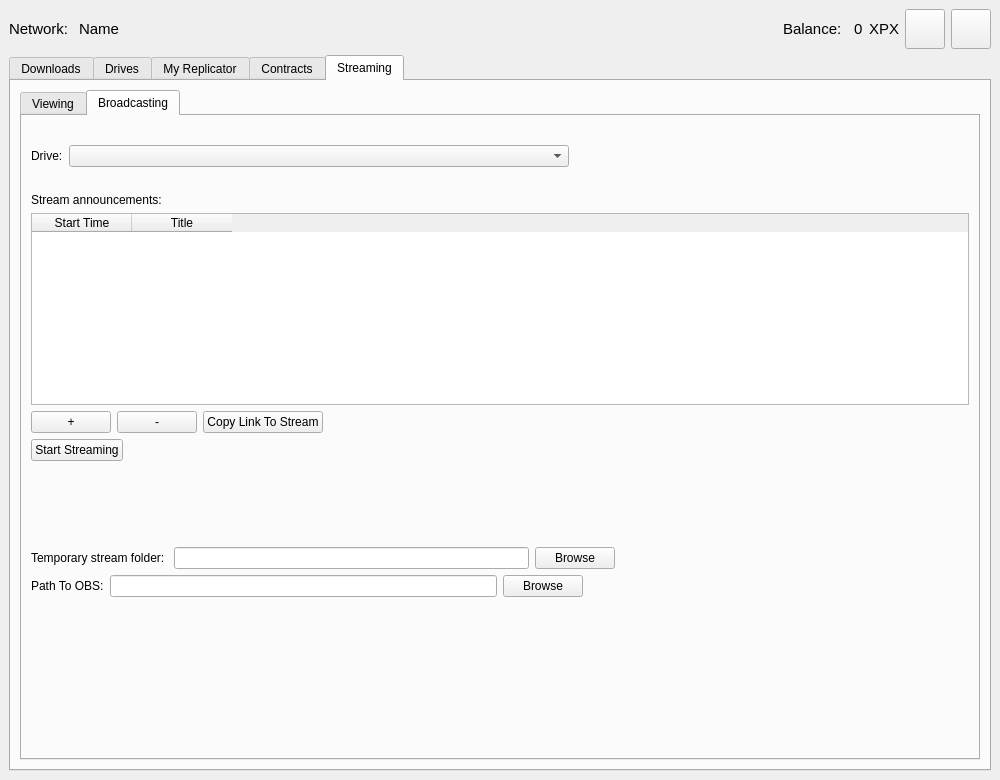
Above: UserApp/mainwin.ui from proximax-storage/cpp-xpx-storage-user-app before the change. Below: the same form after it.
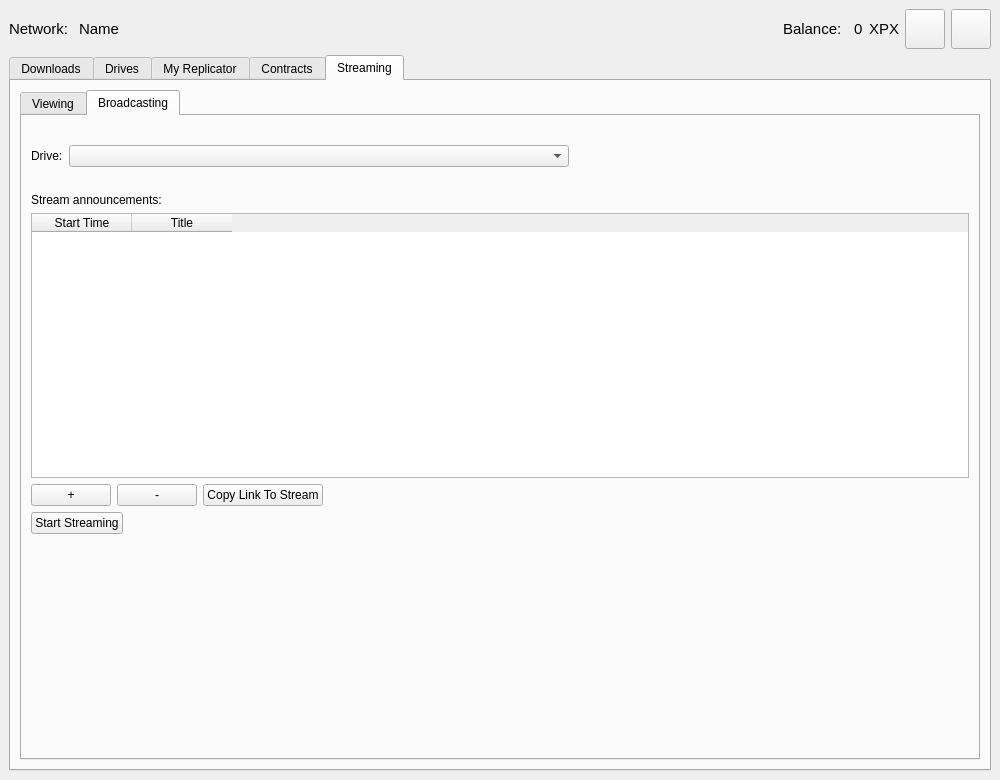
That is the form after the change. The open tabs and pages were chosen to show the change.

```diff
--- a/UserApp/mainwin.ui
+++ b/UserApp/mainwin.ui
@@ -1858,90 +1858,12 @@
                  </spacer>
                 </item>
                 <item>
-                 <layout class="QHBoxLayout" name="horizontalLayout_24">
-                  <item>
-                   <widget class="QLabel" name="label_13">
-                    <property name="text">
-                     <string>Temporary stream folder: </string>
-                    </property>
-                   </widget>
-                  </item>
-                  <item>
-                   <widget class="QLineEdit" name="m_streamFolder"/>
-                  </item>
-                  <item>
-                   <widget class="QPushButton" name="m_browseStreamFolderBtn">
-                    <property name="text">
-                     <string>Browse</string>
-                    </property>
-                   </widget>
-                  </item>
-                  <item>
-                   <spacer name="horizontalSpacer_14">
-                    <property name="orientation">
-                     <enum>Qt::Horizontal</enum>
-                    </property>
-                    <property name="sizeHint" stdset="0">
-                     <size>
-                      <width>40</width>
-                      <height>20</height>
-                     </size>
-                    </property>
-                   </spacer>
-                  </item>
-                 </layout>
-                </item>
-                <item>
-                 <layout class="QHBoxLayout" name="horizontalLayout_25">
-                  <item>
-                   <widget class="QLabel" name="m_pathToObsLabel">
-                    <property name="text">
-                     <string>Path To OBS:</string>
-                    </property>
-                   </widget>
-                  </item>
-                  <item>
-                   <widget class="QLineEdit" name="lineEdit_4"/>
-                  </item>
-                  <item>
-                   <widget class="QPushButton" name="pushButton_14">
-                    <property name="text">
-                     <string>Browse</string>
-                    </property>
-                   </widget>
-                  </item>
-                  <item>
-                   <spacer name="horizontalSpacer_16">
-                    <property name="orientation">
-                     <enum>Qt::Horizontal</enum>
-                    </property>
-                    <property name="sizeHint" stdset="0">
-                     <size>
-                      <width>40</width>
-                      <height>20</height>
-                     </size>
-                    </property>
-                   </spacer>
-                  </item>
-                 </layout>
+                 <layout class="QHBoxLayout" name="horizontalLayout_25"/>
                 </item>
                </layout>
               </item>
              </layout>
             </item>
-            <item>
-             <spacer name="verticalSpacer">
-              <property name="orientation">
-               <enum>Qt::Vertical</enum>
-              </property>
-              <property name="sizeHint" stdset="0">
-               <size>
-                <width>20</width>
-                <height>40</height>
-               </size>
-              </property>
-             </spacer>
-            </item>
            </layout>
           </widget>
          </widget>
```
Left out of the diff: 2 changed lines with no effect on the pictures.
